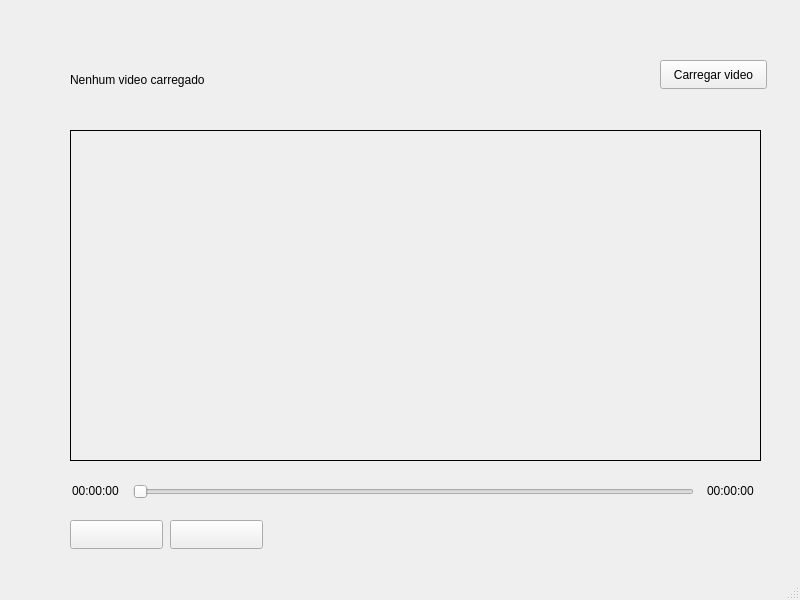
Qt form gui/CVISION-GUI/mainwindow.ui (raphaelramosds/clear-vision) before a commit.
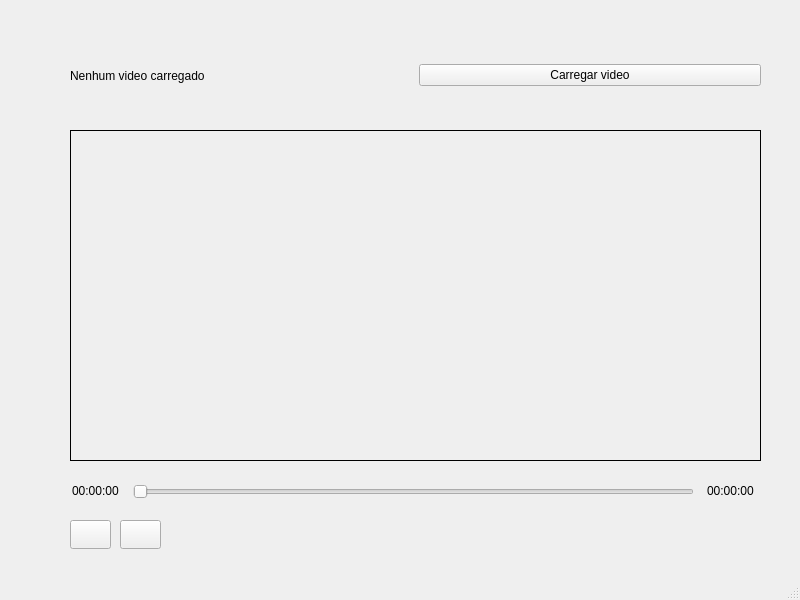
The same form after that commit.

Commit message: Add play/pause video feature

```diff
--- a/gui/CVISION-GUI/mainwindow.ui
+++ b/gui/CVISION-GUI/mainwindow.ui
@@ -77,7 +77,7 @@
      <rect>
       <x>70</x>
       <y>520</y>
-      <width>93</width>
+      <width>41</width>
       <height>29</height>
      </rect>
     </property>
@@ -88,9 +88,9 @@
    <widget class="QPushButton" name="stopBtn">
     <property name="geometry">
      <rect>
-      <x>170</x>
+      <x>120</x>
       <y>520</y>
-      <width>93</width>
+      <width>41</width>
       <height>29</height>
      </rect>
     </property>
@@ -98,31 +98,31 @@
      <string/>
     </property>
    </widget>
-   <widget class="QPushButton" name="loadVideoBtn">
-    <property name="geometry">
-     <rect>
-      <x>660</x>
-      <y>60</y>
-      <width>107</width>
-      <height>29</height>
-     </rect>
-    </property>
-    <property name="text">
-     <string>Carregar video</string>
-    </property>
-   </widget>
-   <widget class="QLabel" name="loadVideoLabel">
+   <widget class="QWidget" name="">
     <property name="geometry">
      <rect>
       <x>70</x>
-      <y>70</y>
-      <width>169</width>
-      <height>20</height>
+      <y>60</y>
+      <width>691</width>
+      <height>31</height>
      </rect>
     </property>
-    <property name="text">
-     <string>Nenhum video carregado</string>
-    </property>
+    <layout class="QHBoxLayout" name="horizontalLayout">
+     <item>
+      <widget class="QLabel" name="loadVideoLabel">
+       <property name="text">
+        <string>Nenhum video carregado</string>
+       </property>
+      </widget>
+     </item>
+     <item>
+      <widget class="QPushButton" name="loadVideoBtn">
+       <property name="text">
+        <string>Carregar video</string>
+       </property>
+      </widget>
+     </item>
+    </layout>
    </widget>
   </widget>
   <widget class="QMenuBar" name="menubar">
```
The commit also changes 2 other files.
